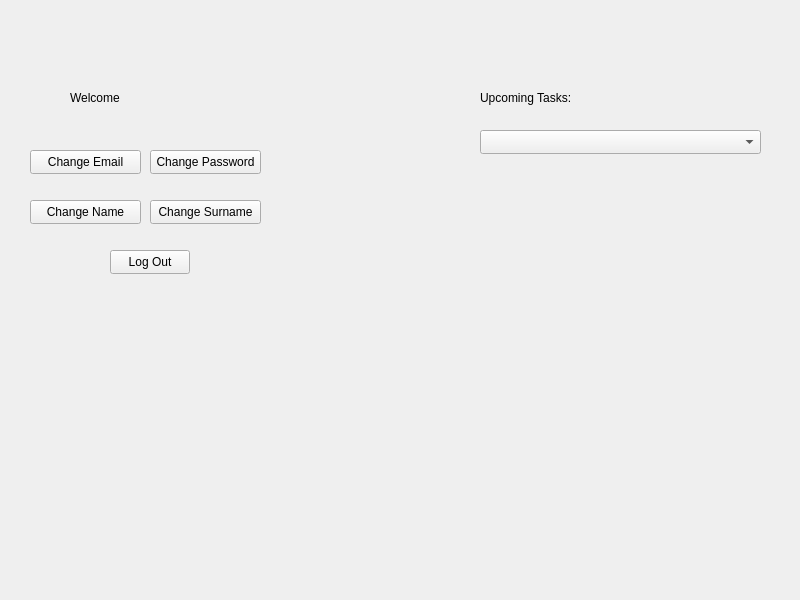
ppera72/ELearning-PlatformV2, file mainwindow.ui: the form before one commit.
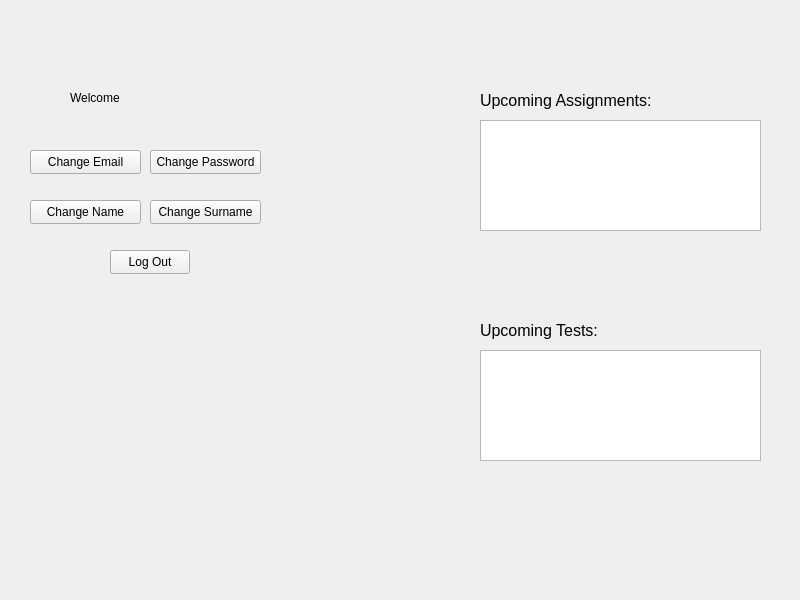
The form after the commit. The open tabs and pages were chosen to show the change.

Commit message: tests and assignments are now visible for stud

```diff
--- a/mainwindow.ui
+++ b/mainwindow.ui
@@ -19,7 +19,7 @@
      <rect>
       <x>0</x>
       <y>-20</y>
-      <width>800</width>
+      <width>801</width>
       <height>621</height>
      </rect>
     </property>
@@ -601,24 +601,57 @@
        <rect>
         <x>480</x>
         <y>110</y>
-        <width>101</width>
-        <height>16</height>
+        <width>181</width>
+        <height>21</height>
        </rect>
       </property>
+      <property name="font">
+       <font>
+        <pointsize>12</pointsize>
+       </font>
+      </property>
       <property name="text">
-       <string>Upcoming Tasks:</string>
+       <string>Upcoming Assignments:</string>
       </property>
      </widget>
-     <widget class="QComboBox" name="SMUpcomingTasksCombo">
+     <widget class="QListWidget" name="SMUpcomingAssignmentsList">
       <property name="geometry">
        <rect>
         <x>480</x>
-        <y>150</y>
+        <y>140</y>
         <width>281</width>
-        <height>24</height>
+        <height>111</height>
        </rect>
       </property>
      </widget>
+     <widget class="QListWidget" name="SMUpcomingTestsList">
+      <property name="geometry">
+       <rect>
+        <x>480</x>
+        <y>370</y>
+        <width>281</width>
+        <height>111</height>
+       </rect>
+      </property>
+     </widget>
+     <widget class="QLabel" name="label">
+      <property name="geometry">
+       <rect>
+        <x>480</x>
+        <y>340</y>
+        <width>131</width>
+        <height>21</height>
+       </rect>
+      </property>
+      <property name="font">
+       <font>
+        <pointsize>12</pointsize>
+       </font>
+      </property>
+      <property name="text">
+       <string>Upcoming Tests:</string>
+      </property>
+     </widget>
     </widget>
     <widget class="QWidget" name="professorMainPage">
      <widget class="QLabel" name="label_2">
```
Left out of the diff: 4 changed lines with no effect on the pictures. The commit also changes 9 other files.
